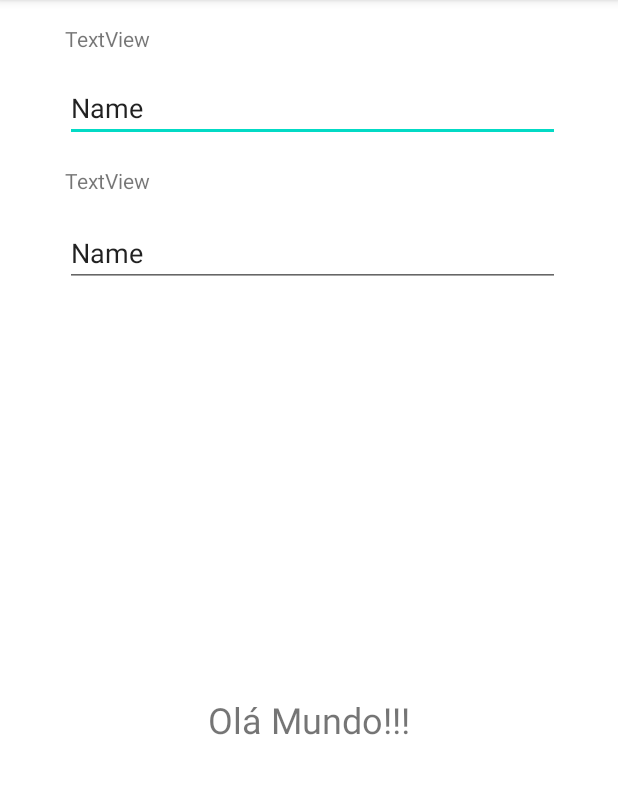
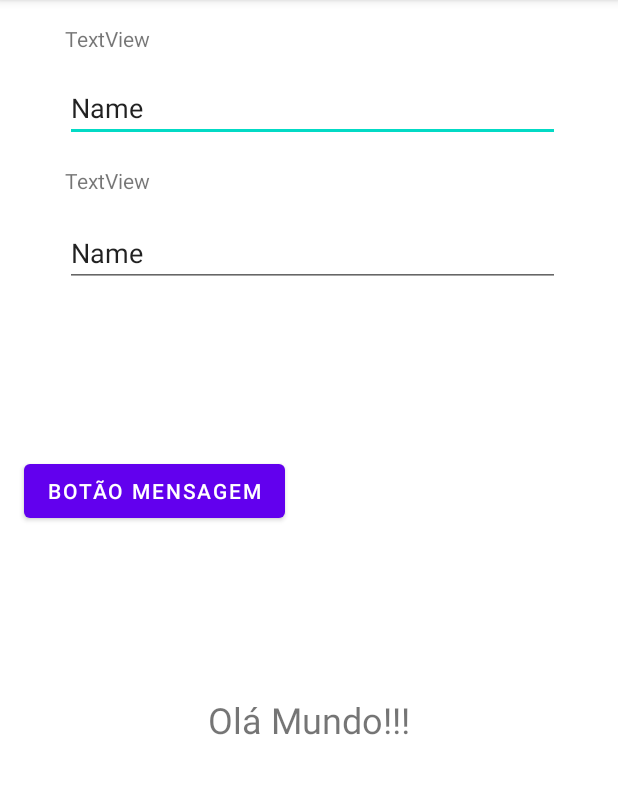
Before and after one commit to victorfs89/dcc196aula2, an Android app: the screen it shows after launch (MainActivity), on a phone screen of 412 x 824 dp, the part 84-878 px from its top. Run offline under Robolectric (Android 15) with nearby library versions, the phone set to English and light mode, and no system bars.

Commit message:
Adiciona Botão na Interface

```diff
--- a/app/src/main/res/layout/activity_main.xml
+++ b/app/src/main/res/layout/activity_main.xml
@@ -60,4 +60,14 @@
         app:layout_constraintStart_toStartOf="@+id/textView2"
         app:layout_constraintTop_toBottomOf="@+id/textView2" />
 
+    <Button
+        android:id="@+id/botaoMensagem"
+        android:layout_width="wrap_content"
+        android:layout_height="wrap_content"
+        android:layout_marginStart="16dp"
+        android:text="Botão Mensagem"
+        app:layout_constraintBottom_toTopOf="@+id/textViewMensagem"
+        app:layout_constraintStart_toStartOf="parent"
+        app:layout_constraintTop_toBottomOf="@+id/editTextTextPersonName2" />
+
 </androidx.constraintlayout.widget.ConstraintLayout>
```
